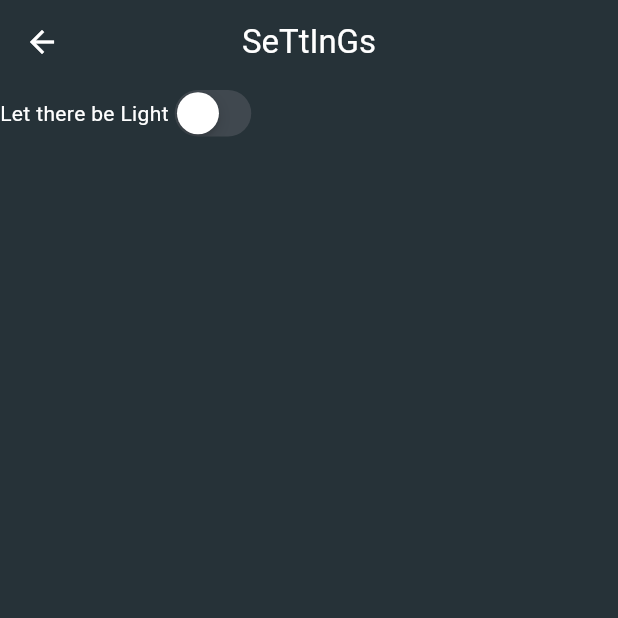
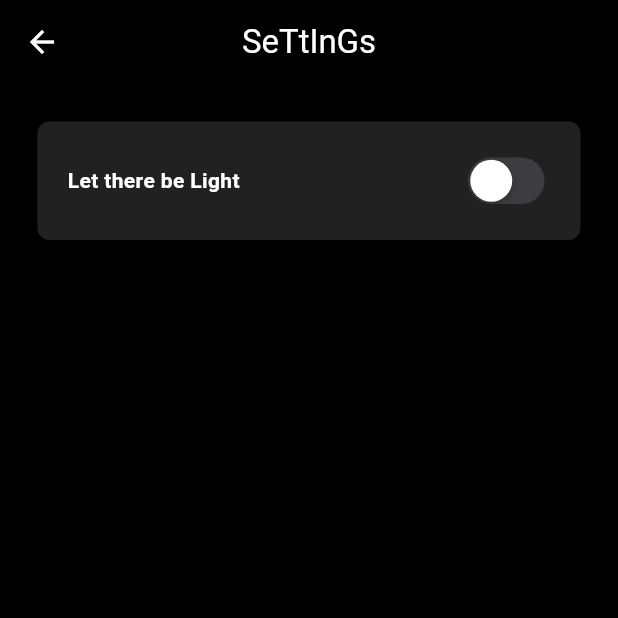
Before and after one commit to Jeffrey-joe-mathews/MuSiQue, a Flutter app: the screen it shows after launch, in the side drawer, after a tap on "S e T t I n G s", on a phone screen of 412 x 824 dp, the top half of it. Run offline on Flutter 3.47's test engine with Material 3 defaults, Android fonts, the phone set to English and light mode, and no system bars.

Commit message:
styed the settings page and fixed the theme colors

```diff
--- a/lib/pages/settings_page.dart
+++ b/lib/pages/settings_page.dart
@@ -10,9 +10,17 @@ class SettingsPage extends StatelessWidget {
   Widget build(BuildContext context) {
     return Scaffold(
       appBar: AppBar(title: Text("SeTtInGs"),centerTitle: true,),
-      body: Expanded(child: Row(
+      body: Container(
+        decoration: BoxDecoration(
+          color: Theme.of(context).colorScheme.secondary,
+          borderRadius: BorderRadius.circular(8)
+        ),
+        padding: EdgeInsets.all(20),
+        margin: EdgeInsets.all(25),
+        child: Row(
+          mainAxisAlignment: MainAxisAlignment.spaceBetween,
         children: [
-          Text("Let there be Light"),
+          Text("Let there be Light", style: TextStyle(fontWeight: FontWeight.bold),),
 
           CupertinoSwitch(
             value: Provider.of<ThemeProvider>(context, listen: false).isLightMode,
--- a/lib/themes/dark_mode.dart
+++ b/lib/themes/dark_mode.dart
@@ -2,9 +2,9 @@ import 'package:flutter/material.dart';
 
 ThemeData darkMode = ThemeData(
   colorScheme: ColorScheme.dark(
-    surface: Colors.blueGrey.shade900,
-    primary: Colors.blueGrey.shade600,
-    secondary: Colors.blueGrey.shade800,
-    inversePrimary: Colors.blueGrey.shade300,
+    surface: Colors.black,
+    primary: Colors.grey.shade700,
+    secondary: Colors.grey.shade900,
+    inversePrimary: Colors.grey.shade100,
   ),
 );
--- a/lib/themes/light_mode.dart
+++ b/lib/themes/light_mode.dart
@@ -2,9 +2,9 @@ import 'package:flutter/material.dart';
 
 ThemeData lightMode = ThemeData(
   colorScheme: ColorScheme.light(
-    surface: Colors.blueGrey.shade300,
-    primary: Colors.blueGrey.shade500,
-    secondary: Colors.blueGrey.shade200,
-    inversePrimary: Colors.blueGrey.shade900,
+    surface: Colors.grey.shade300,
+    primary: Colors.grey.shade400,
+    secondary: Colors.grey.shade400,
+    inversePrimary: Colors.grey.shade900,
   )
 );
```
